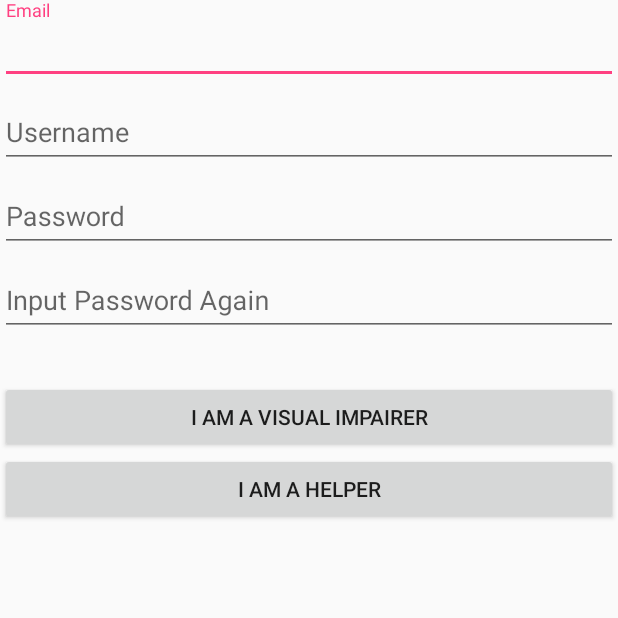
After one commit to ZTGeng/NewGuideMe, an Android app: the fragment RegisterFragment shown on its own in the app's theme, on a phone screen of 412 x 824 dp, the top half of it. The commit adds this screen. Run offline under Robolectric (Android 15) with nearby library versions, the phone set to English and light mode, and no system bars.

Commit message:
Create registerFragment

```diff
--- a/app/src/main/java/edu/sfsu/geng/newguideme/Config.java
+++ b/app/src/main/java/edu/sfsu/geng/newguideme/Config.java
@@ -4,6 +4,8 @@ package edu.sfsu.geng.newguideme;
  * Created by geng on 7/15/16.
  */
 public class Config {
+
+    public static final int PASSWORDLIMIT = 8;
 
     public static final String PREF_KEY = "new_guide_me_app";
 
--- /dev/null
+++ b/app/src/main/java/edu/sfsu/geng/newguideme/login/LoginListener.java
@@ -0,0 +1,9 @@
+package edu.sfsu.geng.newguideme.login;
+
+/**
+ * Created by Geng on 2016/11/20.
+ */
+
+public interface LoginListener {
+    void login(String email, String password);
+}
--- /dev/null
+++ b/app/src/main/java/edu/sfsu/geng/newguideme/login/RegisterFragment.java
@@ -0,0 +1,138 @@
+package edu.sfsu.geng.newguideme.login;
+
+
+import android.os.Bundle;
+import android.support.design.widget.TextInputLayout;
+import android.support.v4.app.Fragment;
+import android.support.v7.widget.AppCompatButton;
+import android.support.v7.widget.AppCompatEditText;
+import android.text.TextUtils;
+import android.view.LayoutInflater;
+import android.view.View;
+import android.view.ViewGroup;
+import android.widget.Toast;
+
+import org.json.JSONException;
+import org.json.JSONObject;
+
+import java.util.Locale;
+
+import edu.sfsu.geng.newguideme.R;
+import edu.sfsu.geng.newguideme.Role;
+import edu.sfsu.geng.newguideme.http.ServerApi;
+import edu.sfsu.geng.newguideme.http.ServerRequest;
+
+import static edu.sfsu.geng.newguideme.Config.PASSWORDLIMIT;
+
+/**
+ * A simple {@link Fragment} subclass.
+ */
+public class RegisterFragment extends Fragment {
+
+    private AppCompatEditText emailEditText, usernameEditText, passwordEditText, confirmPasswordEditText;
+    private TextInputLayout emailInputLayout, usernameInputLayout, passwordInputLayout, confirmPasswordInputLayout;
+
+    private LoginListener loginListener;
+
+    public RegisterFragment() {
+        // Required empty public constructor
+    }
+
+
+    @Override
+    public View onCreateView(LayoutInflater inflater, ViewGroup container,
+                             Bundle savedInstanceState) {
+        View view = inflater.inflate(R.layout.fragment_register, container, false);
+
+        emailEditText = (AppCompatEditText) view.findViewById(R.id.register_email_edittext);
+        emailInputLayout = (TextInputLayout) view.findViewById(R.id.register_email_inputlayout);
+        usernameEditText = (AppCompatEditText) view.findViewById(R.id.register_username_edittext);
+        usernameInputLayout = (TextInputLayout) view.findViewById(R.id.register_username_inputlayout);
+        passwordEditText = (AppCompatEditText) view.findViewById(R.id.register_password_edittext);
+        passwordInputLayout = (TextInputLayout) view.findViewById(R.id.register_password_inputlayout);
+        confirmPasswordEditText = (AppCompatEditText) view.findViewById(R.id.register_confirm_password_edittext);
+        confirmPasswordInputLayout = (TextInputLayout) view.findViewById(R.id.register_confirm_password_inputlayout);
+
+        AppCompatButton registerButtonV = (AppCompatButton) view.findViewById(R.id.register_button_v);
+        if (registerButtonV != null) {
+            registerButtonV.setOnClickListener(new View.OnClickListener() {
+                @Override
+                public void onClick(View v) {
+                    register(Role.blind);
+                }
+            });
+        }
+
+        AppCompatButton registerButtonH = (AppCompatButton) view.findViewById(R.id.register_button_h);
+        if (registerButtonV != null) {
+            registerButtonV.setOnClickListener(new View.OnClickListener() {
+                @Override
+                public void onClick(View v) {
+                    register(Role.helper);
+                }
+            });
+        }
+
+        return view;
+    }
+
+    void setListener(LoginListener listener) {
+        this.loginListener = listener;
+    }
+
+    private void register(Role role) {
+        if (!isValidEmail(emailEditText.getText())) {
+            emailInputLayout.setError(getString(R.string.login_email_invalid_error));
+            return;
+        }
+        final String emailText = emailEditText.getText().toString();
+
+        String usernameText = usernameEditText.getText().toString();
+        if (usernameText.isEmpty()) {
+            usernameInputLayout.setError(getString(R.string.login_username_empty_error));
+            return;
+        }
+
+        if (!isValidPassword(passwordEditText.getText())) {
+            passwordInputLayout.setError(String.format(Locale.getDefault(),
+                    getString(R.string.login_password_short_error), PASSWORDLIMIT));
+            return;
+        }
+        final String passwordText = passwordEditText.getText().toString();
+
+        if (!passwordText.equals(confirmPasswordEditText.getText().toString())) {
+            confirmPasswordInputLayout.setError(getString(R.string.login_password_not_match_error));
+            return;
+        }
+
+        ServerApi.register(emailText, usernameText, passwordText, role.name(), new ServerRequest.DataListener() {
+            @Override
+            public void onReceiveData(String data) {
+                try{
+                    JSONObject json = new JSONObject(data);
+                    String jsonStr = json.getString("response");
+
+                    if (json.getBoolean("res")) {
+                        loginListener.login(emailText, passwordText);
+                    } else {
+                        Toast.makeText(getContext(), jsonStr, Toast.LENGTH_SHORT).show();
+                    }
+                } catch (JSONException e) {
+                    e.printStackTrace();
+                }
+            }
+
+            @Override
+            public void onClose() {}
+        });
+    }
+
+    private boolean isValidEmail(CharSequence target) {
+        return !TextUtils.isEmpty(target) && android.util.Patterns.EMAIL_ADDRESS.matcher(target).matches();
+    }
+
+    private boolean isValidPassword(CharSequence target) {
+        return !TextUtils.isEmpty(target) && target.length() > PASSWORDLIMIT;
+    }
+
+}
--- a/app/src/main/res/layout/activity_login.xml
+++ b/app/src/main/res/layout/activity_login.xml
@@ -74,7 +74,7 @@
                 android:layout_width="140dp"
                 android:layout_height="wrap_content"
                 android:layout_gravity="center"
-                android:text="@string/login_register_button"
+                android:text="@string/login_register"
                 android:textAlignment="center"
                 android:textColor="#ffffff" />
 
--- a/app/src/main/res/layout/content_register.xml
+++ b/app/src/main/res/layout/content_register.xml
@@ -41,12 +41,6 @@
             android:inputType="textPassword"
             android:hint="@string/login_password_hint"/>
 
-        <android.support.v7.widget.AppCompatTextView
-            android:layout_width="wrap_content"
-            android:layout_height="wrap_content"
-            android:layout_marginLeft="50dp"
-            android:text="Are you a Helper or a Visual Impairer?"/>
-
         <android.support.v7.widget.AppCompatButton
             android:layout_width="300dp"
             android:layout_height="wrap_content"
--- a/app/src/main/res/layout/fragment_login.xml
+++ b/app/src/main/res/layout/fragment_login.xml
@@ -7,7 +7,8 @@
     <android.support.v7.widget.LinearLayoutCompat
         android:layout_width="match_parent"
         android:layout_height="match_parent"
-        android:orientation="vertical">
+        android:orientation="vertical"
+        android:id="@+id/linearLayoutCompat2">
 
         <android.support.design.widget.TextInputLayout
             android:id="@+id/email_inputlayout"
@@ -44,7 +45,7 @@
             android:layout_width="match_parent"
             android:layout_height="wrap_content"
             android:layout_marginTop="@dimen/space_3x"
-            android:text="@string/login_login_button"
+            android:text="@string/login_login"
             android:textAlignment="center"/>
 
         <android.support.v7.widget.AppCompatTextView
--- /dev/null
+++ b/app/src/main/res/layout/fragment_register.xml
@@ -0,0 +1,85 @@
+<FrameLayout xmlns:android="http://schemas.android.com/apk/res/android"
+    xmlns:tools="http://schemas.android.com/tools"
+    android:layout_width="match_parent"
+    android:layout_height="match_parent"
+    tools:context="edu.sfsu.geng.newguideme.login.RegisterFragment">
+
+    <android.support.v7.widget.LinearLayoutCompat
+        android:layout_width="match_parent"
+        android:layout_height="match_parent"
+        android:orientation="vertical" >
+
+        <android.support.design.widget.TextInputLayout
+            android:id="@+id/register_email_inputlayout"
+            android:layout_width="match_parent"
+            android:layout_height="wrap_content">
+
+            <android.support.v7.widget.AppCompatEditText
+                android:id="@+id/register_email_edittext"
+                android:layout_width="match_parent"
+                android:layout_height="wrap_content"
+                android:layout_marginTop="@dimen/space_3x"
+                android:inputType="textEmailAddress"
+                android:hint="@string/login_email_hint"/>
+
+        </android.support.design.widget.TextInputLayout>
+
+        <android.support.design.widget.TextInputLayout
+            android:id="@+id/register_username_inputlayout"
+            android:layout_width="match_parent"
+            android:layout_height="wrap_content">
+
+            <android.support.v7.widget.AppCompatEditText
+                android:id="@+id/register_username_edittext"
+                android:layout_width="match_parent"
+                android:layout_height="wrap_content"
+                android:hint="@string/login_username_hint"/>
+
+        </android.support.design.widget.TextInputLayout>
+
+        <android.support.design.widget.TextInputLayout
+            android:id="@+id/register_password_inputlayout"
+            android:layout_width="match_parent"
+            android:layout_height="wrap_content">
+
+            <android.support.v7.widget.AppCompatEditText
+                android:id="@+id/register_password_edittext"
+                android:layout_width="match_parent"
+                android:layout_height="wrap_content"
+                android:inputType="textPassword"
+                android:hint="@string/login_password_hint"/>
+
+        </android.support.design.widget.TextInputLayout>
+
+        <android.support.design.widget.TextInputLayout
+            android:id="@+id/register_confirm_password_inputlayout"
+            android:layout_width="match_parent"
+            android:layout_height="wrap_content">
+
+            <android.support.v7.widget.AppCompatEditText
+                android:id="@+id/register_confirm_password_edittext"
+                android:layout_width="match_parent"
+                android:layout_height="wrap_content"
+                android:inputType="textPassword"
+                android:hint="@string/login_password_confirm_hint"/>
+
+        </android.support.design.widget.TextInputLayout>
+
+        <android.support.v7.widget.AppCompatButton
+            android:id="@+id/register_button_v"
+            android:layout_width="match_parent"
+            android:layout_height="wrap_content"
+            android:layout_marginTop="@dimen/space_3x"
+            android:textAlignment="center"
+            android:text="@string/login_register_button_v"/>
+
+        <android.support.v7.widget.AppCompatButton
+            android:id="@+id/register_button_h"
+            android:layout_width="match_parent"
+            android:layout_height="wrap_content"
+            android:textAlignment="center"
+            android:text="@string/login_register_button_h"/>
+
+    </android.support.v7.widget.LinearLayoutCompat>
+
+</FrameLayout>
--- a/app/src/main/res/layout/reset_pass_code.xml
+++ b/app/src/main/res/layout/reset_pass_code.xml
@@ -46,7 +46,7 @@
             android:layout_height="wrap_content"
             android:inputType="textPassword"
             android:textAlignment="center"
-            android:hint="@string/reset_password_confirm_hint"/>
+            android:hint="@string/login_password_confirm_hint"/>
 
     </android.support.design.widget.TextInputLayout>
 
--- a/app/src/main/res/values/strings.xml
+++ b/app/src/main/res/values/strings.xml
@@ -15,26 +15,28 @@
     <string name="login_title">Enter email and password to login</string>
     <string name="login_email_hint">Email</string>
     <string name="login_email_empty_error">Email can\'t be Empty</string>
-    <string name="login_username_hint">Name, use letters and numbers</string>
+    <string name="login_email_invalid_error">Email is Invalid</string>
+    <string name="login_username_hint">Username</string>
+    <string name="login_username_empty_error">Username can\'t be Empty</string>
     <string name="login_password_hint">Password</string>
+    <string name="login_password_confirm_hint">Input Password Again</string>
     <string name="login_password_empty_error">Password can\'t be Empty</string>
-    <string name="login_login_button">Login</string>
-    <string name="login_register_button">Register</string>
-    <string name="login_register_button_v">Register as a Visual Impairer</string>
-    <string name="login_register_button_h">Register as a Helper</string>
+    <string name="login_password_short_error">Password should be %1$d characters or more</string>
+    <string name="login_password_not_match_error">Password Not Match</string>
+    <string name="login_register_button_v">I am a Visual Impairer</string>
+    <string name="login_register_button_h">I am a Helper</string>
     <string name="login_forgot_password">Forgot Password</string>
     <string name="login_ok">OK</string>
     <string name="login_cancel">Cancel</string>
     <string name="login_continue">Continue</string>
     <string name="login_login">Login</string>
     <string name="login_logout">Logout</string>
+    <string name="login_register">Register</string>
     <string name="reset_password_title">Reset Password</string>
     <string name="reset_password_old_hint">Old Password</string>
     <string name="reset_password_new_hint">New Password</string>
-    <string name="reset_password_confirm_hint">Input Again</string>
     <string name="reset_password_code_hint">Code</string>
     <string name="reset_password_code_empty_error">Code can\'t be Empty</string>
-    <string name="reset_password_not_match_error">Not Match Above</string>
     <string name="reset_password_button">Change Password</string>
     <string name="email_not_ok_hint">Please Input a Valid Email</string>
     <string name="username_not_ok_hint">Username Can Only have Letters and Numbers</string>
```
Also changed, not shown: app/src/main/java/edu/sfsu/geng/newguideme/http/ServerApi.java (+9 -0 lines), app/src/main/java/edu/sfsu/geng/newguideme/login/LoginFragment.java (+23 -60 lines), app/src/main/java/edu/sfsu/geng/newguideme/login/WelcomeActivity.java (+47 -3 lines).
